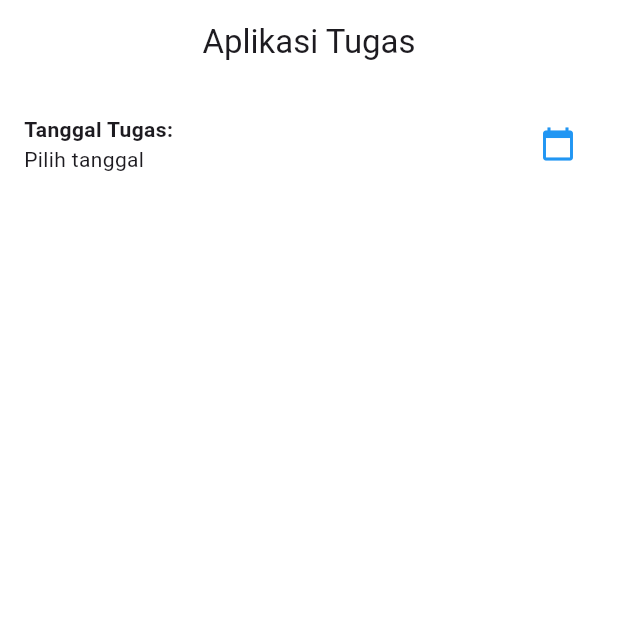
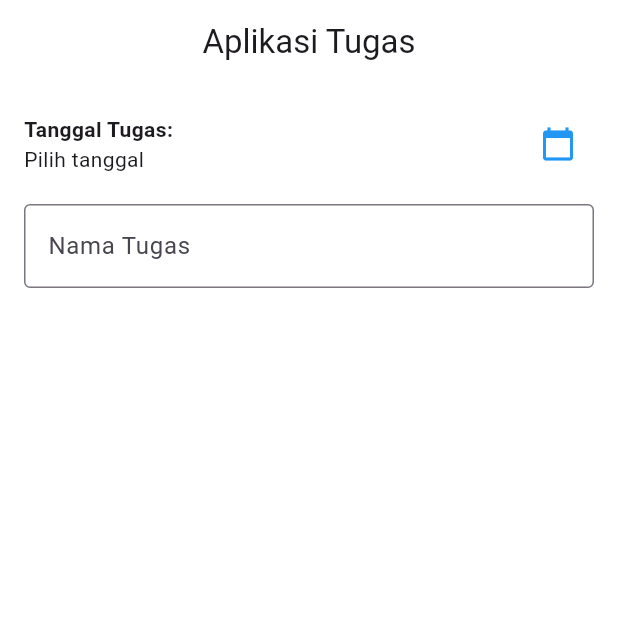
Before and after one commit to nadiacahyadewi/TodoApp_0001, a Flutter app: the screen it shows after launch, on a phone screen of 412 x 824 dp, the top half of it. Run offline on Flutter 3.47's test engine with Material 3 defaults, Android fonts, the phone set to English and light mode, and no system bars; missing offline and left inert: bottom_picker.

Commit message:
membuat text form field

```diff
--- a/lib/todoApp_page.dart
+++ b/lib/todoApp_page.dart
@@ -129,6 +129,8 @@ class _TodoappPageState extends State<TodoappPage> {
                           ).show(context);
                         },
                       ),
+                    ],
+                  ),
                    //Error jika tanggal belum di pilih
                   if (_isSubmitted && _selectedDate == null)
                     const Padding(
@@ -136,6 +138,27 @@ class _TodoappPageState extends State<TodoappPage> {
                       child: Text(
                         'Harap pilih tanggal',
                         style: TextStyle(color: Colors.red, fontSize: 12),
+                      ),
+                    ),
+
+                  const SizedBox(height: 16),
+                  Row(
+                    crossAxisAlignment: CrossAxisAlignment.start,
+                    children: [
+                      Expanded(
+                        child: TextFormField(
+                          controller: _nameController,
+                          decoration: const InputDecoration(
+                            labelText: 'Nama Tugas',
+                            hintText: 'Masukkan nama tugas',
+                            border: OutlineInputBorder(),
+                          ),
+                          validator: (value) {
+                            if (value == null || value.isEmpty) {
+                              return 'Harap isi nama tugas';
+                            }
+                            return null;
+                          },
                         ),
                       ),
                     ],
```
Lines whose indentation alone changed are shown as unchanged.
